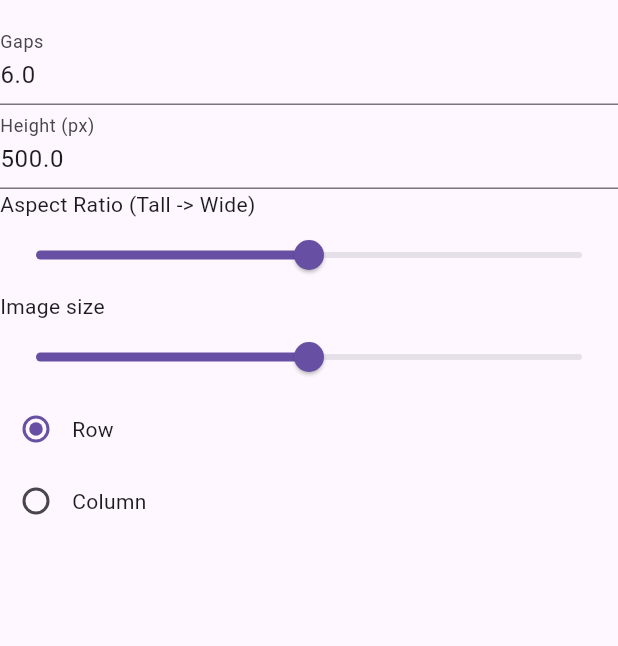
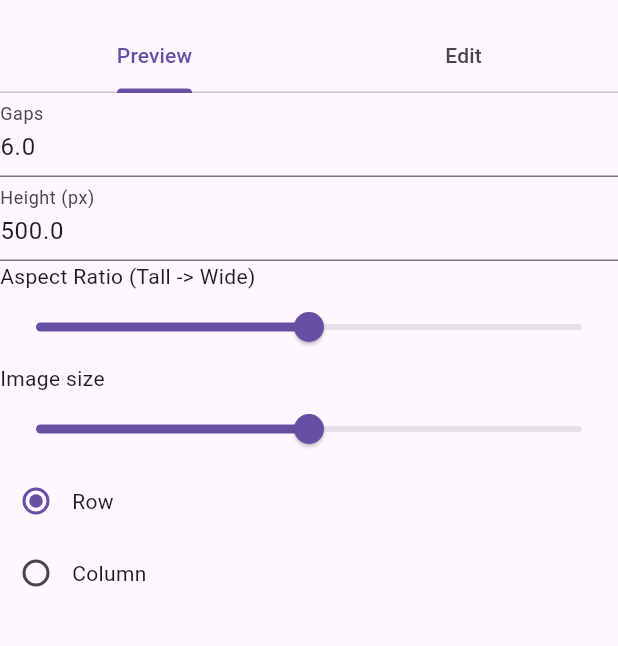
Before and after one commit to alcalino-git/timeliner, a Flutter app: the screen it shows after launch, after a tap on "Export", on a phone screen of 412 x 824 dp, the part 63-709 px from its top. Run offline on Flutter 3.47's test engine with Material 3 defaults, Android fonts, the light colour scheme and no system bars; our stand-ins replace csv, screenshot, signals; missing offline and left inert: dart:ffi, file_selector.

Commit message:
Added table edit widget

```diff
--- a/lib/main.dart
+++ b/lib/main.dart
@@ -6,6 +6,7 @@ import 'package:file_selector/file_selector.dart';
 import 'package:flutter/material.dart';
 import 'package:timeliner_flitter/logic/state.dart';
 import 'package:timeliner_flitter/widgets/entry.dart';
+import 'package:timeliner_flitter/widgets/timeline_edit.dart';
 import 'package:timeliner_flitter/widgets/timeline_preview.dart';
 
 void main() {
@@ -48,7 +49,11 @@ class AppStateWidget extends State<MainApp> {
   }
 
   Future<void> handleSaveFile(BuildContext context) async {
-	var file = await getSaveLocation(acceptedTypeGroups: [XTypeGroup(mimeTypes: ["image"])]);
+    var file = await getSaveLocation(
+      acceptedTypeGroups: [
+        XTypeGroup(mimeTypes: ["image"]),
+      ],
+    );
     if (file == null) {
       return;
     }
@@ -58,8 +63,16 @@ class AppStateWidget extends State<MainApp> {
   @override
   Widget build(BuildContext context) {
     return MaterialApp(
-      home: Scaffold(
+      home: DefaultTabController(
+        length: 2,
+        child: Scaffold(
           appBar: AppBar(
+            bottom: const TabBar(
+              tabs: [
+                Tab(text: "Preview"),
+                Tab(text: "Edit"),
+              ],
+            ),
             title: Text("Timeliner"),
             shadowColor: Theme.of(context).colorScheme.shadow,
             actions: [
@@ -67,13 +80,21 @@ class AppStateWidget extends State<MainApp> {
                 onPressed: () => handleSelectFile(context),
                 child: Text("Open"),
               ),
-            TextButton(onPressed: () => handleSaveFile(context), child: Text("Export")),
+              TextButton(
+                onPressed: () => handleSaveFile(context),
+                child: Text("Export"),
+              ),
             ],
           ),
-        body: Center(
-          child: Column(
-            mainAxisAlignment: MainAxisAlignment.center,
-            children: [TimelinePreviewState()],
+          body: TabBarView(
+            children: [
+              TimelinePreviewState(),
+              TimelineEditWidget(
+                onChanged: () {
+                  setState(() {});
+                },
+              ),
+            ],
           ),
         ),
       ),
@@ -82,7 +103,6 @@ class AppStateWidget extends State<MainApp> {
 }
 
 class MainApp extends StatefulWidget {
-
   const MainApp({super.key});
 
   @override
```
Also changed, not shown: lib/widgets/timeline_edit.dart (added, +50 -0 lines). Lines whose indentation alone changed are shown as unchanged.
